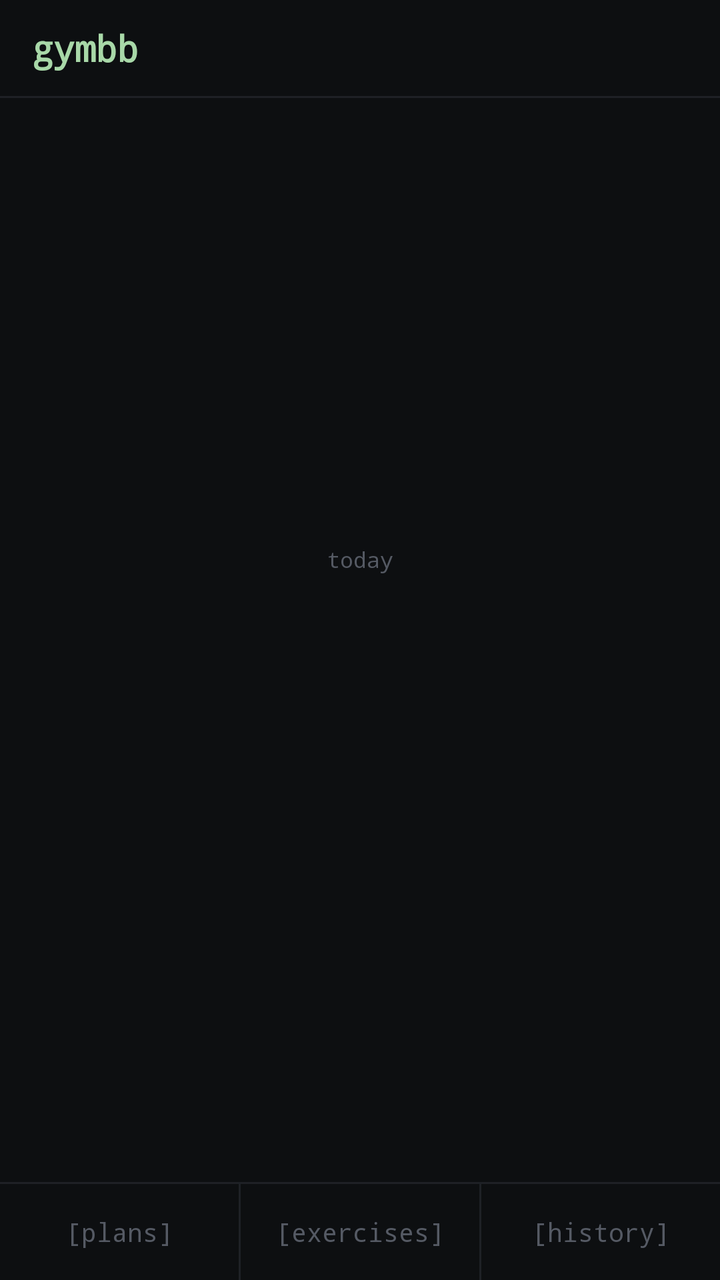
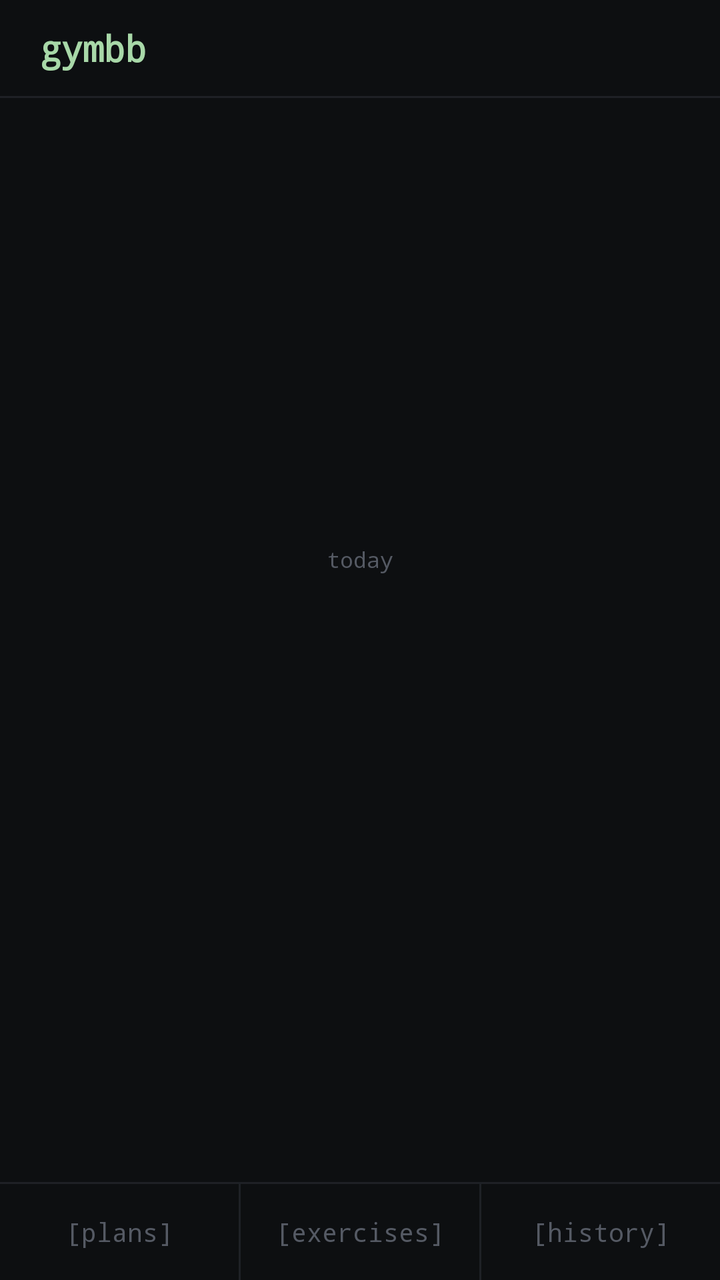

The first picture is an Android layout as it rendered before a commit; the second is the same layout after the commit. The layout source and the unified diff follow.
<!-- AndroidManifest.xml: application theme android:Theme.NoTitleBar -->
<!-- res/layout/activity_main.xml -->
<?xml version="1.0" encoding="utf-8"?>
<LinearLayout xmlns:android="http://schemas.android.com/apk/res/android"
    android:layout_width="match_parent"
    android:layout_height="match_parent"
    android:orientation="vertical"
    android:background="#0D0F11">

    
    <LinearLayout
        android:layout_width="match_parent"
        android:layout_height="48dp"
        android:orientation="horizontal"
        android:gravity="center_vertical"
        android:paddingLeft="16dp"
        android:paddingRight="16dp"
        android:background="#0D0F11">

        <TextView
            android:id="@+id/tvAppTitle"
            android:layout_width="0dp"
            android:layout_height="wrap_content"
            android:layout_weight="1"
            android:text="gymbb"
            android:textColor="#A8D8A8"
            android:textSize="18sp"
            android:typeface="monospace"
            android:textStyle="bold"/>

        <TextView
            android:id="@+id/tvDate"
            android:layout_width="wrap_content"
            android:layout_height="wrap_content"
            android:textColor="#555A64"
            android:textSize="12sp"
            android:typeface="monospace"/>
    </LinearLayout>

    <View
        android:layout_width="match_parent"
        android:layout_height="1dp"
        android:background="#1E2126"/>

    
    <LinearLayout
        android:layout_width="match_parent"
        android:layout_height="0dp"
        android:layout_weight="1"
        android:orientation="vertical"
        android:gravity="center"
        android:paddingLeft="24dp"
        android:paddingRight="24dp">

        <TextView
            android:id="@+id/tvDayLabel"
            android:layout_width="wrap_content"
            android:layout_height="wrap_content"
            android:textColor="#555A64"
            android:textSize="11sp"
            android:typeface="monospace"
            android:text="today"/>

        <TextView
            android:id="@+id/tvDayName"
            android:layout_width="wrap_content"
            android:layout_height="wrap_content"
            android:textColor="#E0E2E6"
            android:textSize="22sp"
            android:typeface="monospace"
            android:textStyle="bold"
            android:layout_marginTop="4dp"/>

        <TextView
            android:id="@+id/tvPlanName"
            android:layout_width="wrap_content"
            android:layout_height="wrap_content"
            android:textColor="#A8D8A8"
            android:textSize="14sp"
            android:typeface="monospace"
            android:layout_marginTop="8dp"/>

        <TextView
            android:id="@+id/tvPlanExercises"
            android:layout_width="wrap_content"
            android:layout_height="wrap_content"
            android:textColor="#555A64"
            android:textSize="12sp"
            android:typeface="monospace"
            android:layout_marginTop="4dp"
            android:gravity="center"/>

        <TextView
            android:id="@+id/tvStartWorkout"
            android:layout_width="wrap_content"
            android:layout_height="wrap_content"
            android:text="[start workout]"
            android:textColor="#A8D8A8"
            android:textSize="15sp"
            android:typeface="monospace"
            android:layout_marginTop="24dp"
            android:padding="8dp"
            android:background="@drawable/btn_accent"
            android:visibility="gone"/>

        <TextView
            android:id="@+id/tvRestDay"
            android:layout_width="wrap_content"
            android:layout_height="wrap_content"
            android:text="-- rest day --"
            android:textColor="#555A64"
            android:textSize="13sp"
            android:typeface="monospace"
            android:layout_marginTop="16dp"
            android:visibility="gone"/>
    </LinearLayout>

    
    <View
        android:layout_width="match_parent"
        android:layout_height="1dp"
        android:background="#1E2126"/>

    <LinearLayout
        android:layout_width="match_parent"
        android:layout_height="48dp"
        android:orientation="horizontal"
        android:background="#0D0F11">

        <TextView
            android:id="@+id/navPlans"
            android:layout_width="0dp"
            android:layout_height="match_parent"
            android:layout_weight="1"
            android:text="[plans]"
            android:textColor="#555A64"
            android:textSize="13sp"
            android:typeface="monospace"
            android:gravity="center"
            android:background="@drawable/row_selector"/>

        <View
            android:layout_width="1dp"
            android:layout_height="match_parent"
            android:background="#1E2126"/>

        <TextView
            android:id="@+id/navExercises"
            android:layout_width="0dp"
            android:layout_height="match_parent"
            android:layout_weight="1"
            android:text="[exercises]"
            android:textColor="#555A64"
            android:textSize="13sp"
            android:typeface="monospace"
            android:gravity="center"
            android:background="@drawable/row_selector"/>

        <View
            android:layout_width="1dp"
            android:layout_height="match_parent"
            android:background="#1E2126"/>

        <TextView
            android:id="@+id/navHistory"
            android:layout_width="0dp"
            android:layout_height="match_parent"
            android:layout_weight="1"
            android:text="[history]"
            android:textColor="#555A64"
            android:textSize="13sp"
            android:typeface="monospace"
            android:gravity="center"
            android:background="@drawable/row_selector"/>
    </LinearLayout>
</LinearLayout>
<!-- resources referenced by this layout -->
<resources>
  <!-- drawable btn_accent (drawable) -->
  <?xml version="1.0" encoding="utf-8"?>
  <shape xmlns:android="http://schemas.android.com/apk/res/android"
      android:shape="rectangle">
      <solid android:color="#1A1C20" />
      <stroke android:color="#A8D8A8" android:width="1dp" />
  </shape>
  <!-- drawable row_selector (drawable) -->
  <?xml version="1.0" encoding="utf-8"?>
  <selector xmlns:android="http://schemas.android.com/apk/res/android">
      <item android:state_pressed="true">
          <color android:color="#1A1C20"/>
      </item>
      <item android:state_focused="true">
          <color android:color="#1A1C20"/>
      </item>
      <item>
          <color android:color="#0D0F11"/>
      </item>
  </selector>
</resources>

<!-- the commit's change to res/layout/activity_main.xml (unified diff, before → after) -->
@@ -24,7 +24,9 @@
             android:textColor="#A8D8A8"
             android:textSize="18sp"
             android:typeface="monospace"
-            android:textStyle="bold"/>
+            android:textStyle="bold"
+            android:background="@drawable/row_selector"
+            android:padding="4dp"/>
 
         <TextView
             android:id="@+id/tvDate"
